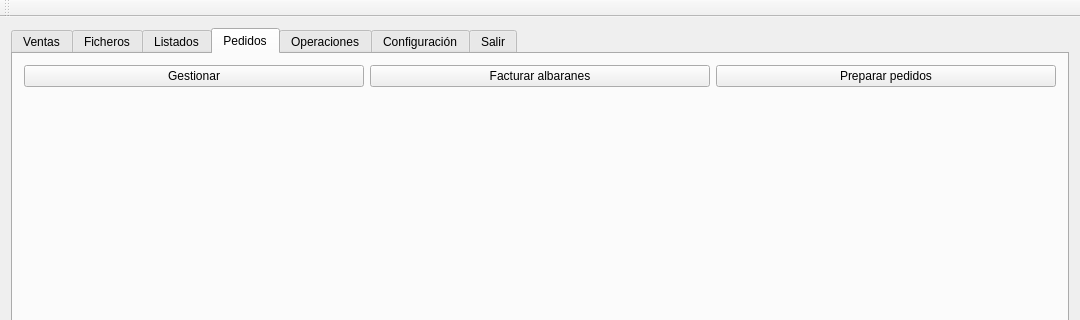
Ladis72/tienda, file tienda.ui: the form before one commit; both pictures show x 0 to 1080 and y 0 to 320 of the 1080 by 756 pixel window.
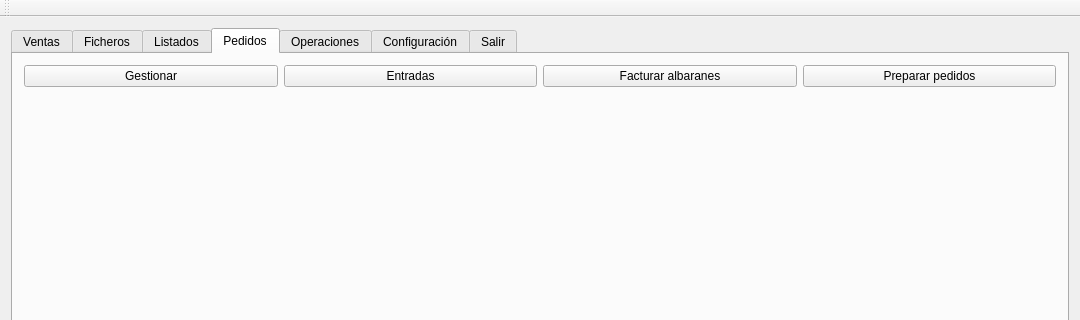
The form after the commit. The open tabs and pages were chosen to show the change.

What changed in the file:
```diff
--- a/tienda.ui
+++ b/tienda.ui
@@ -186,7 +186,7 @@
             </property>
            </widget>
           </item>
-          <item row="0" column="1">
+          <item row="0" column="2">
            <widget class="QPushButton" name="pushButtonFacturar">
             <property name="text">
              <string>Facturar albaranes</string>
@@ -206,13 +206,20 @@
             </property>
            </spacer>
           </item>
-          <item row="0" column="2">
+          <item row="0" column="3">
            <widget class="QPushButton" name="pushButtonPreparar">
             <property name="text">
              <string>Preparar pedidos</string>
             </property>
            </widget>
           </item>
+          <item row="0" column="1">
+           <widget class="QPushButton" name="pushButtonEntradas">
+            <property name="text">
+             <string>Entradas</string>
+            </property>
+           </widget>
+          </item>
          </layout>
         </widget>
         <widget class="QWidget" name="tabOperaciones">
```
